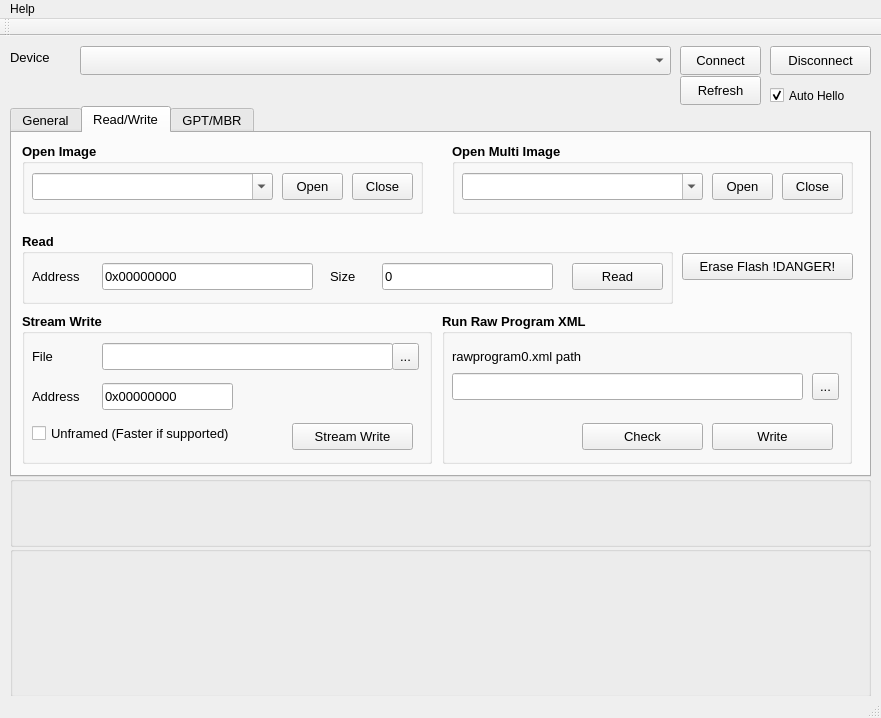
Before: the Qt Designer form resources/ui/streaming_dload_window.ui in openpst/streaming-dload, drawn with Qt 5.
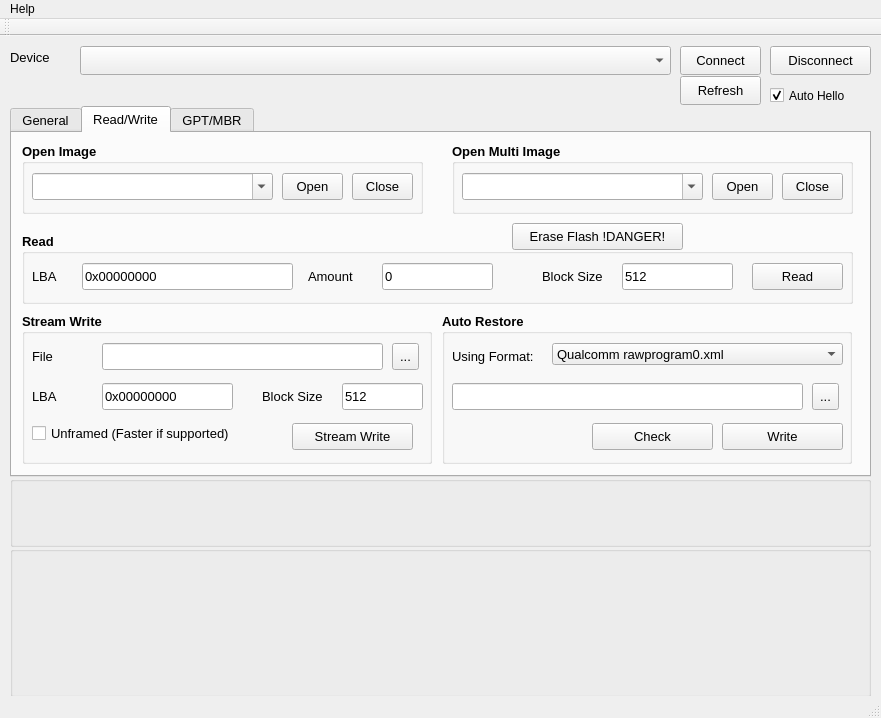
After: the same form once the commit is applied. The open tabs and pages were chosen to show the change. Custom widgets are drawn as their Qt base class.

The edit to the form file:
```diff
--- a/resources/ui/streaming_dload_window.ui
+++ b/resources/ui/streaming_dload_window.ui
@@ -517,7 +517,7 @@
        <rect>
         <x>10</x>
         <y>100</y>
-        <width>651</width>
+        <width>831</width>
         <height>71</height>
        </rect>
       </property>
@@ -535,7 +535,7 @@
       <widget class="QPushButton" name="readButton">
        <property name="geometry">
         <rect>
-         <x>550</x>
+         <x>730</x>
          <y>30</y>
          <width>91</width>
          <height>27</height>
@@ -556,7 +556,7 @@
         <rect>
          <x>360</x>
          <y>30</y>
-         <width>171</width>
+         <width>111</width>
          <height>27</height>
         </rect>
        </property>
@@ -573,7 +573,7 @@
       <widget class="QLineEdit" name="readAddressValue">
        <property name="geometry">
         <rect>
-         <x>80</x>
+         <x>60</x>
          <y>30</y>
          <width>211</width>
          <height>27</height>
@@ -592,9 +592,9 @@
       <widget class="QLabel" name="readSizeLabel">
        <property name="geometry">
         <rect>
-         <x>308</x>
+         <x>286</x>
          <y>30</y>
-         <width>47</width>
+         <width>71</width>
          <height>27</height>
         </rect>
        </property>
@@ -605,7 +605,7 @@
         </font>
        </property>
        <property name="text">
-        <string>Size</string>
+        <string>Amount</string>
        </property>
       </widget>
       <widget class="QLabel" name="readAddressLabel">
@@ -613,7 +613,7 @@
         <rect>
          <x>10</x>
          <y>30</y>
-         <width>91</width>
+         <width>41</width>
          <height>27</height>
         </rect>
        </property>
@@ -624,7 +624,45 @@
         </font>
        </property>
        <property name="text">
-        <string>Address</string>
+        <string>LBA</string>
+       </property>
+      </widget>
+      <widget class="QLineEdit" name="readSizeValue_2">
+       <property name="geometry">
+        <rect>
+         <x>600</x>
+         <y>30</y>
+         <width>111</width>
+         <height>27</height>
+        </rect>
+       </property>
+       <property name="font">
+        <font>
+         <weight>50</weight>
+         <bold>false</bold>
+        </font>
+       </property>
+       <property name="text">
+        <string>512</string>
+       </property>
+      </widget>
+      <widget class="QLabel" name="readSizeLabel_2">
+       <property name="geometry">
+        <rect>
+         <x>520</x>
+         <y>30</y>
+         <width>81</width>
+         <height>27</height>
+        </rect>
+       </property>
+       <property name="font">
+        <font>
+         <weight>50</weight>
+         <bold>false</bold>
+        </font>
+       </property>
+       <property name="text">
+        <string>Block Size</string>
        </property>
       </widget>
      </widget>
@@ -652,7 +690,7 @@
         <rect>
          <x>80</x>
          <y>30</y>
-         <width>291</width>
+         <width>281</width>
          <height>27</height>
         </rect>
        </property>
@@ -739,7 +777,7 @@
         </font>
        </property>
        <property name="text">
-        <string>Address</string>
+        <string>LBA</string>
        </property>
       </widget>
       <widget class="QToolButton" name="writeFileBrowseButton">
@@ -780,6 +818,44 @@
         <string>Unframed (Faster if supported)</string>
        </property>
       </widget>
+      <widget class="QLabel" name="writeAddressLabel_2">
+       <property name="geometry">
+        <rect>
+         <x>240</x>
+         <y>70</y>
+         <width>71</width>
+         <height>27</height>
+        </rect>
+       </property>
+       <property name="font">
+        <font>
+         <weight>50</weight>
+         <bold>false</bold>
+        </font>
+       </property>
+       <property name="text">
+        <string>Block Size</string>
+       </property>
+      </widget>
+      <widget class="QLineEdit" name="writeAddressValue_2">
+       <property name="geometry">
+        <rect>
+         <x>320</x>
+         <y>70</y>
+         <width>81</width>
+         <height>27</height>
+        </rect>
+       </property>
+       <property name="font">
+        <font>
+         <weight>50</weight>
+         <bold>false</bold>
+        </font>
+       </property>
+       <property name="text">
+        <string>512</string>
+       </property>
+      </widget>
      </widget>
      <widget class="QGroupBox" name="openModeGroupBox">
       <property name="geometry">
@@ -936,8 +1012,8 @@
      <widget class="QPushButton" name="eraseFlashButton">
       <property name="geometry">
        <rect>
-        <x>670</x>
-        <y>120</y>
+        <x>500</x>
+        <y>90</y>
         <width>171</width>
         <height>27</height>
        </rect>
@@ -966,13 +1042,13 @@
        </font>
       </property>
       <property name="title">
-       <string>Run Raw Program XML</string>
+       <string>Auto Restore</string>
       </property>
       <widget class="QToolButton" name="rawProgramXmlFileBrowseButton">
        <property name="geometry">
         <rect>
          <x>370</x>
-         <y>60</y>
+         <y>70</y>
          <width>27</width>
          <height>27</height>
         </rect>
@@ -992,7 +1068,7 @@
         <rect>
          <x>10</x>
          <y>30</y>
-         <width>171</width>
+         <width>101</width>
          <height>27</height>
         </rect>
        </property>
@@ -1003,14 +1079,14 @@
         </font>
        </property>
        <property name="text">
-        <string>rawprogram0.xml path</string>
+        <string>Using Format:</string>
        </property>
       </widget>
       <widget class="QLineEdit" name="rawProgramXmlFileValue">
        <property name="geometry">
         <rect>
          <x>10</x>
-         <y>60</y>
+         <y>70</y>
          <width>351</width>
          <height>27</height>
         </rect>
@@ -1028,7 +1104,7 @@
       <widget class="QPushButton" name="rawProgramXmlWriteButton">
        <property name="geometry">
         <rect>
-         <x>270</x>
+         <x>280</x>
          <y>110</y>
          <width>121</width>
          <height>27</height>
@@ -1047,7 +1123,7 @@
       <widget class="QPushButton" name="rawProgramXmlCheckButton">
        <property name="geometry">
         <rect>
-         <x>140</x>
+         <x>150</x>
          <y>110</y>
          <width>121</width>
          <height>27</height>
@@ -1063,6 +1139,37 @@
         <string>Check</string>
        </property>
       </widget>
+      <widget class="QComboBox" name="autoRestoreFormatComboBox">
+       <property name="geometry">
+        <rect>
+         <x>110</x>
+         <y>30</y>
+         <width>291</width>
+         <height>22</height>
+        </rect>
+       </property>
+       <property name="font">
+        <font>
+         <weight>50</weight>
+         <bold>false</bold>
+        </font>
+       </property>
+       <item>
+        <property name="text">
+         <string>Qualcomm rawprogram0.xml</string>
+        </property>
+       </item>
+       <item>
+        <property name="text">
+         <string>LG partition.txt</string>
+        </property>
+       </item>
+       <item>
+        <property name="text">
+         <string>GPT</string>
+        </property>
+       </item>
+      </widget>
      </widget>
      <zorder>writeGroupBox</zorder>
      <zorder>readGroupBox</zorder>
```
Left out of the diff: 12 changed lines with no effect on the pictures.
